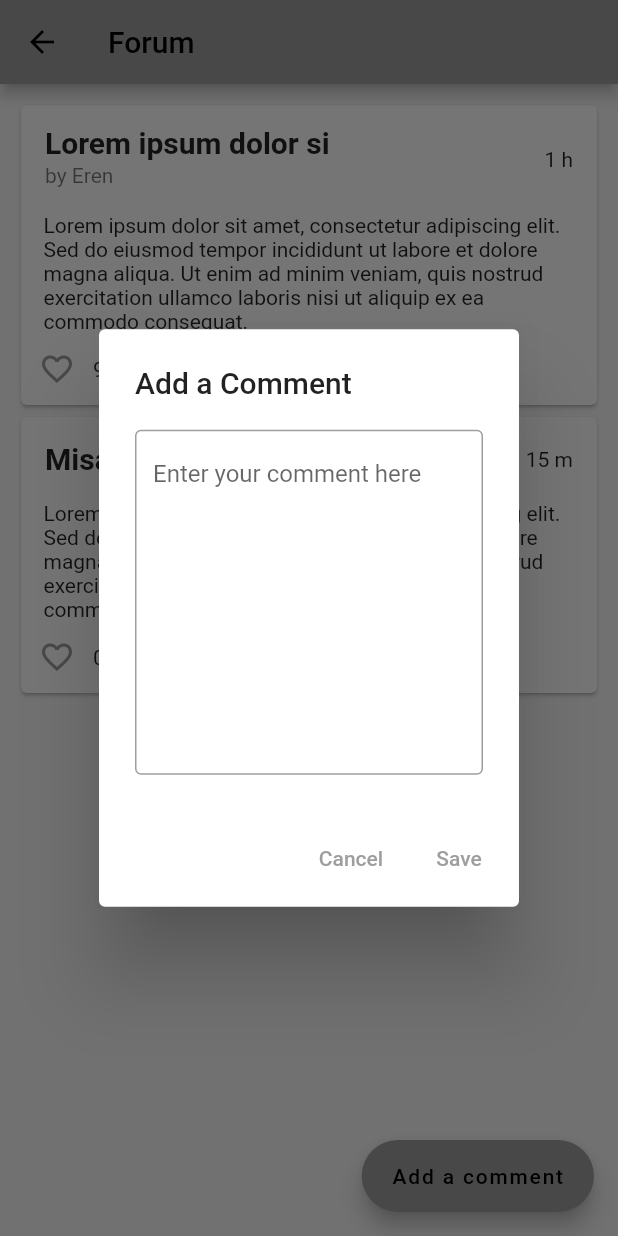
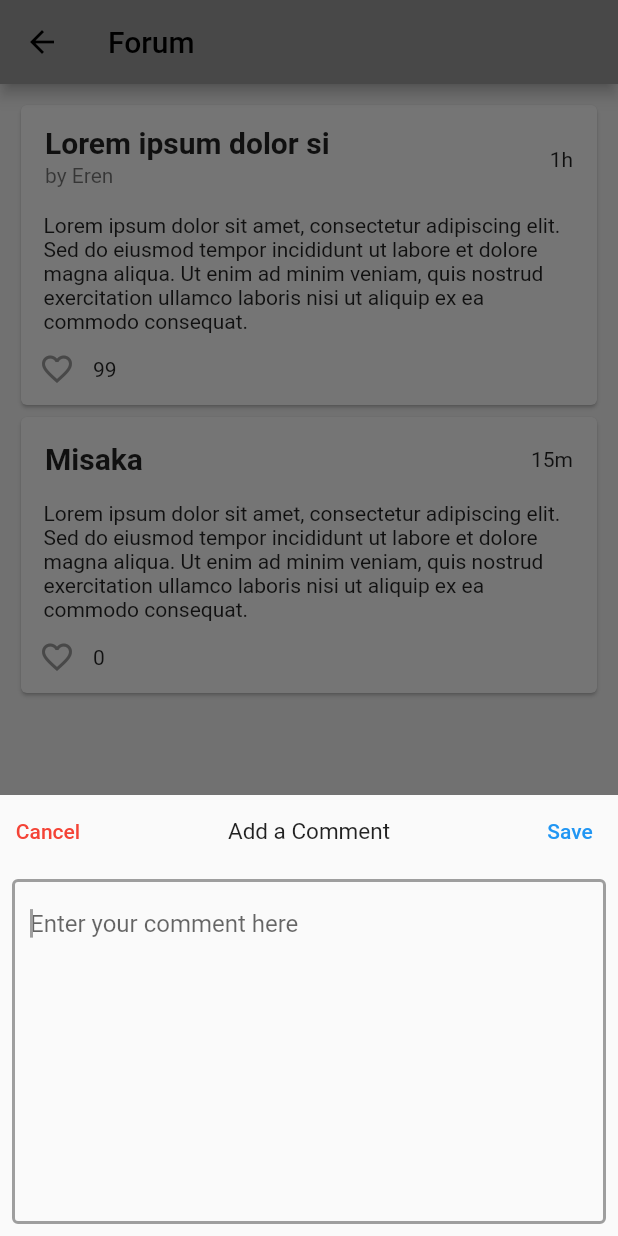
Before and after one commit to EuniceTsang/uoh-master-project-21066202, a Flutter app: the _ForumThreadScreenView screen opened directly, after a tap on "Add a comment", on a phone screen of 412 x 824 dp. Run offline on Flutter 3.47's test engine with Material 2 defaults, Android fonts, the phone set to English and light mode, and no system bars; our stand-ins replace flutter_bloc, flutter_easyloading, get_storage; accounts and stored records are empty.

```diff
--- a/lib/screen/forum_thread_screen.dart
+++ b/lib/screen/forum_thread_screen.dart
@@ -25,7 +25,7 @@ class _ForumThreadScreenView extends StatelessWidget {
         appBar: AppBar(title: Text("Forum")),
         floatingActionButton: FloatingActionButton.extended(
             onPressed: () {
-              _showCommentDialog(context);
+              _showAddCommentBottomSheet(context);
             },
             label: Text("Add a comment")),
         body: SingleChildScrollView(
@@ -130,27 +130,66 @@ class _ForumThreadScreenView extends StatelessWidget {
     if (difference.inSeconds < 60) {
       return 'now';
     } else if (difference.inMinutes < 60) {
-      return '${difference.inMinutes} m';
+      return '${difference.inMinutes}m';
     } else if (difference.inHours < 24) {
-      return '${difference.inHours} h';
+      return '${difference.inHours}h';
     } else {
-      return '${difference.inDays} d';
+      return '${difference.inDays}d';
     }
   }
 
-  void _showCommentDialog(BuildContext context) {
+  void _showAddCommentBottomSheet(BuildContext context) {
     ForumThreadCubit cubit = context.read<ForumThreadCubit>();
     ForumThreadState state = cubit.state;
     TextEditingController commentController = TextEditingController();
     final _formKey = GlobalKey<FormState>();
-    showDialog(
+    showModalBottomSheet(
+      isScrollControlled: true, // Set to true to make the content scrollable
       context: context,
       builder: (context) {
-        return AlertDialog(
-          title: Text('Add a Comment'),
-          content: Form(
+        return Padding(
+          padding: EdgeInsets.only(bottom: MediaQuery.of(context).viewInsets.bottom),
+          child: IntrinsicHeight(
+            child: Column(
+              children: [
+                Row(
+                  children: [
+                    TextButton(
+                      onPressed: () {
+                        Navigator.of(context).pop();
+                      },
+                      child: Text(
+                        'Cancel',
+                        style: TextStyle(color: Colors.red),
+                      ),
+                    ),
+                    Spacer(),
+                    Text(
+                      'Add a Comment',
+                      style: TextStyle(fontSize: 15),
+                    ),
+                    Spacer(),
+                    TextButton(
+                      onPressed: () {
+                        String newComment = commentController.text;
+                        if (_formKey.currentState!.validate()) {
+                          cubit.addComment(newComment);
+                          Navigator.of(context).pop();
+                        }
+                      },
+                      child: Text(
+                        'Save',
+                        style: TextStyle(color: Colors.blue),
+                      ),
+                    ),
+                  ],
+                ),
+                Padding(
+                  padding: const EdgeInsets.all(8.0),
+                  child: Form(
                     key: _formKey,
                     child: TextFormField(
+                      autofocus: true,
                       controller: commentController,
                       validator: (value) {
                         if (value!.isEmpty) {
@@ -165,25 +204,10 @@ class _ForumThreadScreenView extends StatelessWidget {
                       ),
                     ),
                   ),
-          actions: [
-            TextButton(
-              onPressed: () {
-                Navigator.of(context).pop();
-              },
-              child: Text('Cancel'),
+                )
+              ],
             ),
-            TextButton(
-              onPressed: () {
-                String newComment = commentController.text;
-                if (_formKey.currentState!.validate()) {
-                  print(newComment);
-                  cubit.addComment(newComment);
-                  Navigator.of(context).pop();
-                }
-              },
-              child: Text('Save'),
           ),
-          ],
         );
       },
     );
```
Also changed, not shown: lib/blob/forum_list_cubit.dart (+48 -7 lines), lib/screen/forum_list_screen.dart (+129 -14 lines). Lines whose indentation alone changed are shown as unchanged.
